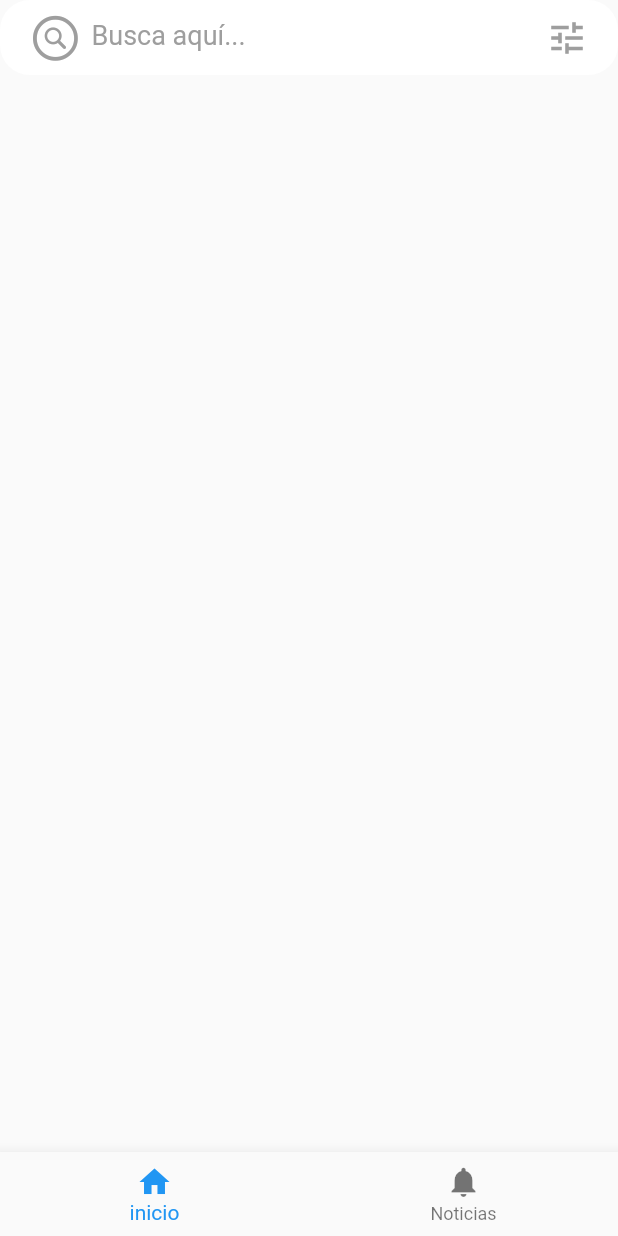
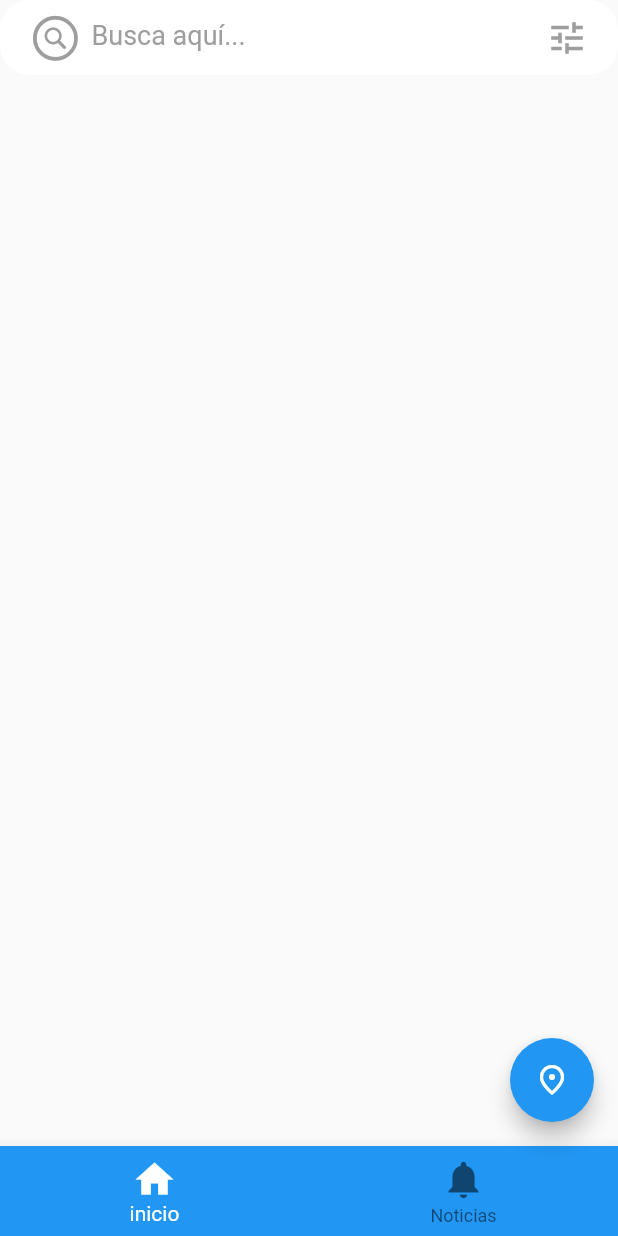
Before and after one commit to MauryBenavidez/School-maps, a Flutter app: the Inicio screen opened directly, on a phone screen of 412 x 824 dp. Run offline on Flutter 3.47's test engine with Material 2 defaults, Android fonts, the phone set to English and light mode, and no system bars.

Commit message:
Pantalla Inicio
diseño de la barra de búsqueda

```diff
--- a/lib/main.dart
+++ b/lib/main.dart
@@ -13,9 +13,9 @@ class MyApp extends StatelessWidget {
         primarySwatch: Colors.blue,
         visualDensity: VisualDensity.adaptivePlatformDensity,
       ),
-      initialRoute: Noticias.id,
+      initialRoute: Inicio.id,
       routes: {
-        Noticias.id: (_) => Noticias(),
+        Inicio.id: (_) => Inicio(),
 
       },
     );
--- a/lib/views/inicio.dart
+++ b/lib/views/inicio.dart
@@ -1,6 +1,6 @@
 import 'package:flutter/material.dart';//paquete principal
 import 'package:schools_maps/views/widgets/barra.dart';
-import 'package:schools_maps/views/widgets/widget_noticias.dart';//pauquete de widget barra
+
 
 class Inicio extends StatefulWidget {
   static String id ='Inicio';//id de conexion con main
@@ -26,8 +26,11 @@ class _MyStatefulWidgetState extends State<Inicio> {
 
 
       body: Center(
+
         child: Column(
+
           mainAxisSize: MainAxisSize.max,
+
           children: [
             Padding(padding: EdgeInsets.only(//para dar el tamaño a la barra de busqueda
 
@@ -35,7 +38,7 @@ class _MyStatefulWidgetState extends State<Inicio> {
             child: Barra(),//conexión de widget barra con inicio
             ),
             SizedBox(
-              height: 30.0,
+              height: 25.0,//tamaño de los iconos de la barra de busqueda
             ),
 
           ],
@@ -44,8 +47,13 @@ class _MyStatefulWidgetState extends State<Inicio> {
       ),
 
       bottomNavigationBar: BottomNavigationBar(
+        type: BottomNavigationBarType.fixed,
+        backgroundColor: Colors.blue,
+        selectedItemColor: Colors.white,//color de los botones cundo le doy click
+        iconSize: 30,
         items: const <BottomNavigationBarItem>[
           BottomNavigationBarItem(//boton de inicio en la barra de busqueda, este nos permite ir de la pantalla de noticias a la de inicio
+
             icon: Icon(Icons.home),
             label: 'inicio',
             backgroundColor: Colors.red,
@@ -58,10 +66,15 @@ class _MyStatefulWidgetState extends State<Inicio> {
 
         ],
         currentIndex: _selectedIndex,
-        selectedItemColor: Colors.blue,//color de los botones cundo le doy click
-        onTap: _onItemTapped,//lo que pasa cuando le doy click
+        onTap: (index) => setState(() => _selectedIndex = index),//lo que pasa cuando le doy click
       ),
+      floatingActionButton: FloatingActionButton(
+        onPressed: () {
 
+        },
+        child: const Icon(Icons.place_outlined),
+        backgroundColor: Colors.blue,
+      ),
     );
 
   }
--- a/pubspec.yaml
+++ b/pubspec.yaml
@@ -50,7 +50,8 @@ flutter:
   # included with your application, so that you can use the icons in
   # the material Icons class.
   uses-material-design: true
-
+  assets:
+    - assets/
   # To add assets to your application, add an assets section, like this:
   # assets:
   #   - images/a_dot_burr.jpeg
```
Also changed, not shown: lib/views/widgets/widget_noticias.dart (+14 -4 lines), assets/image_1.png (renamed from assets/images/image1.png).
